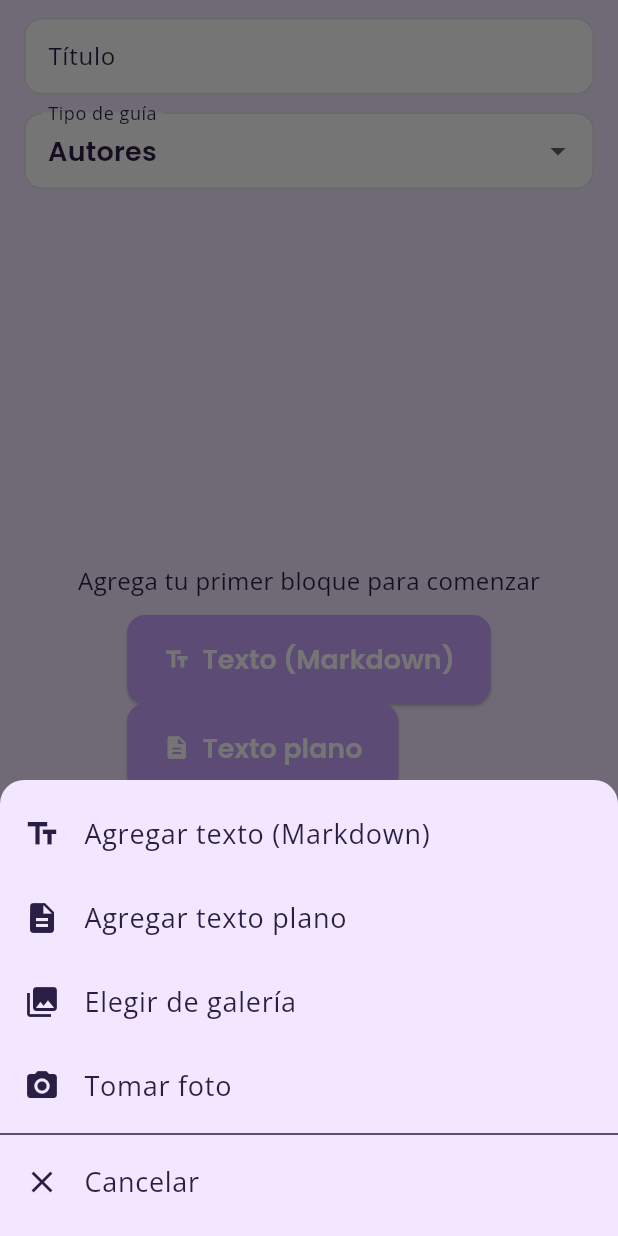
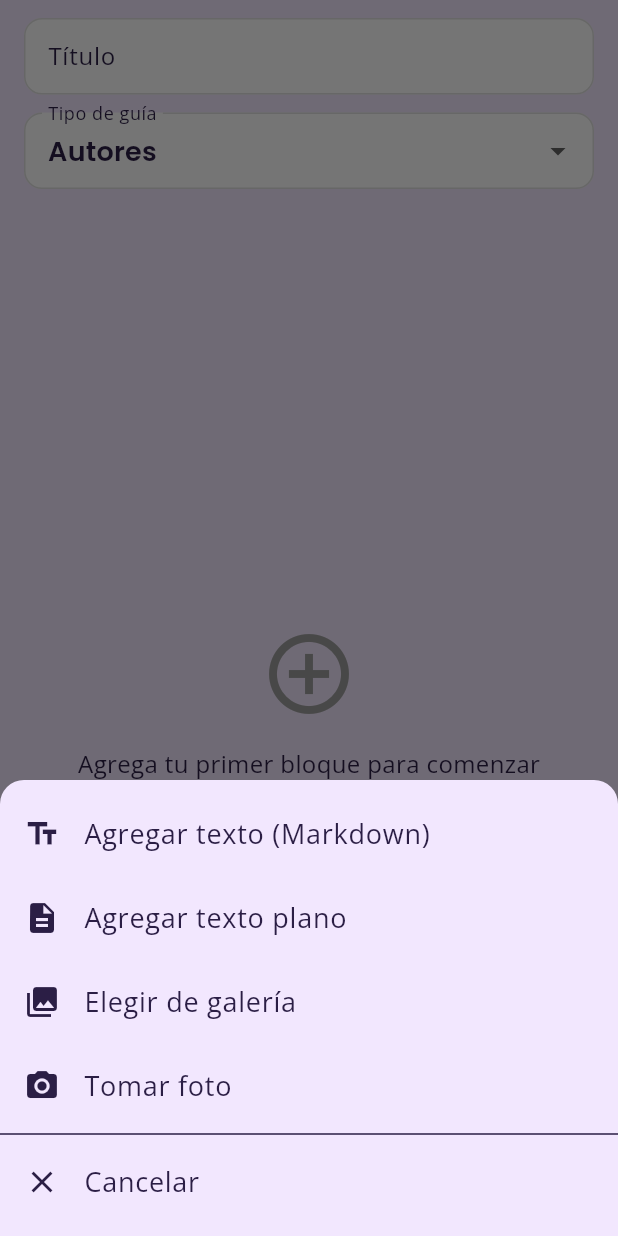
Before and after one commit to elguionbajomonoxido/neuroconecta2, a Flutter app: the EditarGuiaScreen screen opened directly, scrolled down 130 dp, after a tap on the "delete" icon, after a tap on the "add" icon, on a phone screen of 412 x 824 dp. Run offline on Flutter 3.47's test engine with Material 3 defaults, Android fonts, the phone set to English and light mode, and no system bars; our stand-ins replace cached_network_image, chewie, cloud_firestore, firebase_auth, firebase_core, flutter_highlight and 8 more; accounts and stored records are empty.

Commit message:
feat: Botones de editar y eliminar en tarjetas de guías
- Eliminar botones iniciales de 'Agrega tu primer bloque para comenzar'
- Usar solo el botón flotante (+) para agregar contenido
- Mostrar mensaje instructivo: 'Usa el botón flotante (+) para agregar contenido'
- Agregar ícono + texto en panel vacío (más claro para el usuario)
- Agregar botones Editar () y Eliminar () en tarjetas de guías
- Botones de editar/eliminar en guia_funcionalidades_screen
- Botones de editar/eliminar en guia_autores_screen
- Mostrar confirmación antes de eliminar
- Layout: 'Ver detalles' button + Editar + Eliminar en fila
- Remover función _agregarImagen (no usada)
- APK 66.0 MB, flutter analyze: 0 issues

```diff
--- a/lib/screens/detalles_guia_screen.dart
+++ b/lib/screens/detalles_guia_screen.dart
@@ -192,7 +192,7 @@ class _DetallesGuiaScreenState extends State<DetallesGuiaScreen> {
     return guia.bloques
         .map(
           (b) => Padding(
-            padding: const EdgeInsets.only(bottom: 24),
+            padding: const EdgeInsets.only(bottom: 0),
             child: b.tipo == 'imagen'
                 ? _renderImagen(b)
                 : _renderTexto(b),
--- a/lib/screens/editar_guia_screen.dart
+++ b/lib/screens/editar_guia_screen.dart
@@ -371,27 +371,17 @@ class _EditarGuiaScreenState extends State<EditarGuiaScreen>
         child: Column(
           mainAxisAlignment: MainAxisAlignment.center,
           children: [
-            const Text('Agrega tu primer bloque para comenzar'),
-            const SizedBox(height: 12),
-            Wrap(
-              spacing: 8,
-              children: [
-                ElevatedButton.icon(
-                  onPressed: _agregarTexto,
-                  icon: const Icon(Icons.text_fields),
-                  label: const Text('Texto (Markdown)'),
-                ),
-                ElevatedButton.icon(
-                  onPressed: _agregarTextoPlano,
-                  icon: const Icon(Icons.description),
-                  label: const Text('Texto plano'),
-                ),
-                ElevatedButton.icon(
-                  onPressed: _agregarImagen,
-                  icon: const Icon(Icons.add_photo_alternate),
-                  label: const Text('Agregar imagen'),
-                ),
-              ],
+            const Icon(Icons.add_circle_outline, size: 64, color: Colors.grey),
+            const SizedBox(height: 16),
+            const Text(
+              'Agrega tu primer bloque para comenzar',
+              style: TextStyle(fontSize: 16),
+            ),
+            const SizedBox(height: 8),
+            Text(
+              'Usa el botón flotante (+) para agregar contenido',
+              style: Theme.of(context).textTheme.labelSmall,
+              textAlign: TextAlign.center,
             ),
           ],
         ),
@@ -646,36 +636,6 @@ class _EditarGuiaScreenState extends State<EditarGuiaScreen>
     }
   }
 
-  Future<void> _agregarImagen() async {
-    try {
-      final url = await _storageService.subirImagenConCompresion(
-        guiaId: widget.guia?.id ?? 'nueva',
-        onProgress: (progress) => debugPrint('Progreso de carga: $progress%'),
-      );
-      setState(() {
-        _bloques.add(
-          BloqueGuia(
-            tipo: 'imagen',
-            url: url,
-            nombre: 'Imagen ${_bloques.length + 1}',
-            orden: _bloques.length,
-          ),
-        );
-      });
-      if (mounted) {
-        ScaffoldMessenger.of(context).showSnackBar(
-          const SnackBar(content: Text('Imagen agregada')),
-        );
-      }
-    } catch (e) {
-      if (mounted) {
-        ScaffoldMessenger.of(context).showSnackBar(
-          SnackBar(content: Text('Error al subir imagen: $e')),
-        );
-      }
-    }
-  }
-
   Future<void> _cambiarImagen(int index) async {
     try {
       final url = await _storageService.subirImagenConCompresion(
```
Also changed, not shown: lib/screens/guia_autores_screen.dart (+64 -1 lines), lib/screens/guia_funcionalidades_screen.dart (+65 -1 lines).
